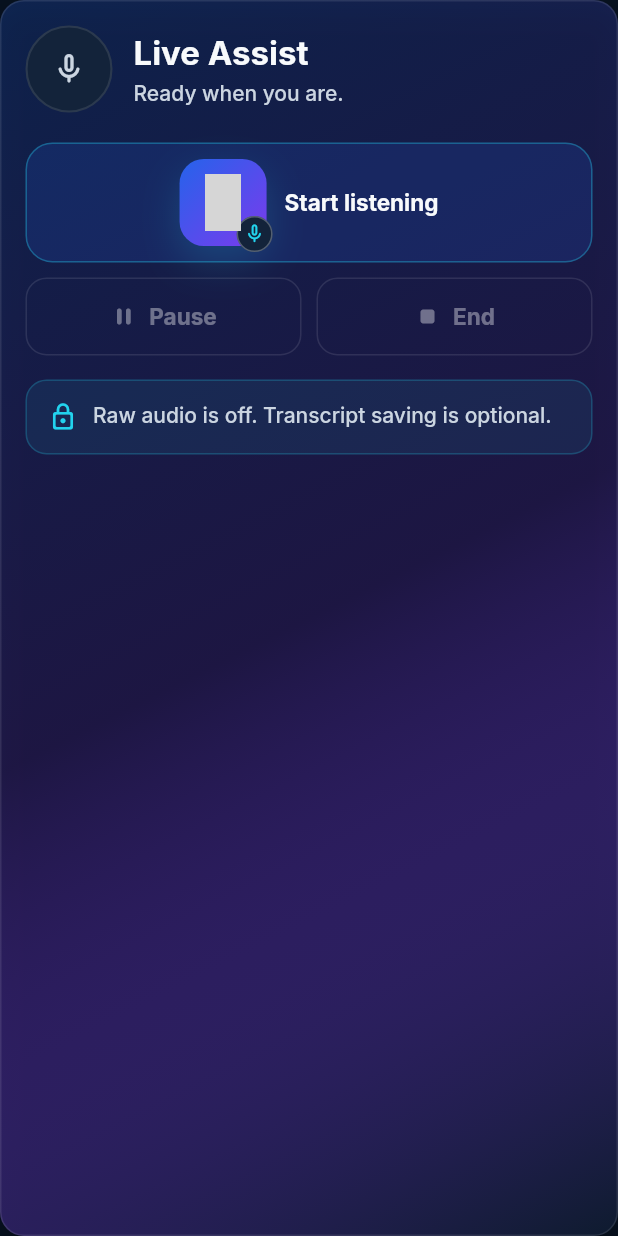
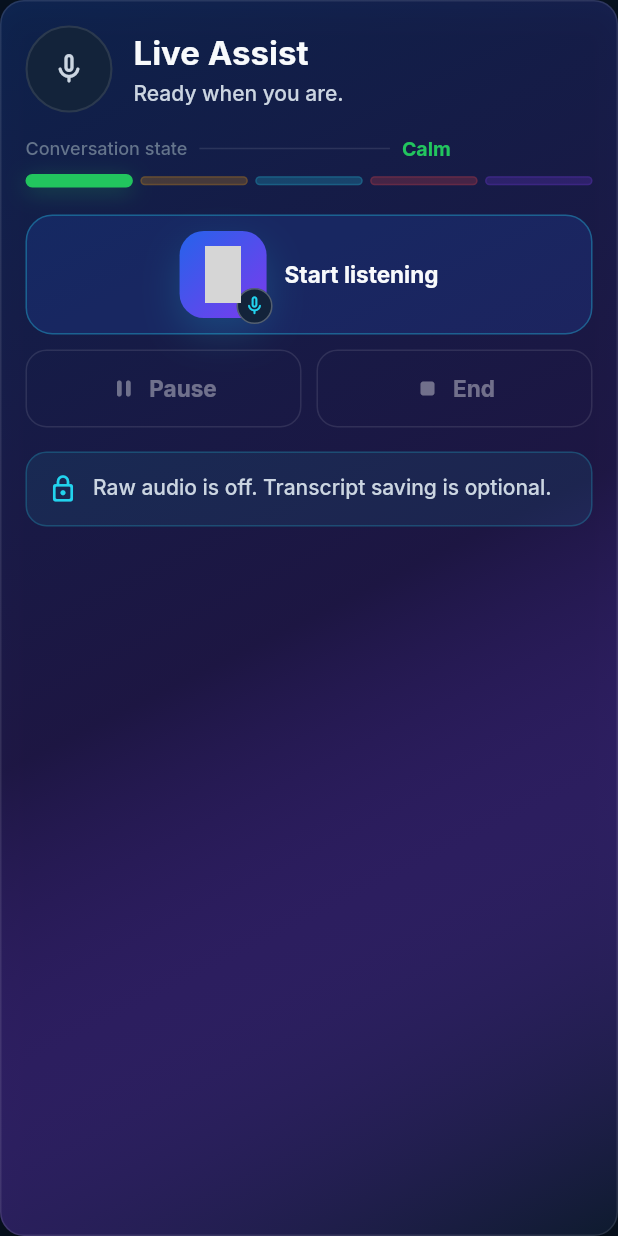
Before and after one commit to De-Omega-Point/Qivo-2027, a Flutter app: the ListeningPanel widget shown alone on an empty page, opened directly, on a phone screen of 412 x 824 dp. Run offline on Flutter 3.47's test engine with Material 3 defaults, Android fonts, the phone set to English and light mode, and no system bars; our stand-ins replace flutter_riverpod, google_fonts; grey boxes are pictures that could not be loaded.

Commit message:
Add live conversation state mood line

```diff
--- a/lib/features/live_assist/widgets/listening_panel.dart
+++ b/lib/features/live_assist/widgets/listening_panel.dart
@@ -4,6 +4,7 @@ import 'package:flutter_riverpod/flutter_riverpod.dart';
 import '../../../core/state/qivo_providers.dart';
 import '../../../core/theme/qivo_colours.dart';
 import '../../../core/utils/responsive.dart';
+import '../../../models/conversation_state.dart';
 import '../../shell/qivo_components.dart';
 
 class ListeningPanel extends ConsumerWidget {
@@ -51,7 +52,13 @@ class ListeningPanel extends ConsumerWidget {
               ),
             ],
           ),
-          const SizedBox(height: 20),
+          const SizedBox(height: 16),
+          _MoodLineIndicator(
+            current: live.conversationState,
+            compact: isMobile,
+            animate: !settings.reduceAnimations,
+          ),
+          const SizedBox(height: 18),
           if (isMobile)
             Column(
               crossAxisAlignment: CrossAxisAlignment.stretch,
@@ -125,6 +132,112 @@ class ListeningPanel extends ConsumerWidget {
       ListeningStatus.finished => 'Start new',
       _ => 'Restart',
     };
+  }
+}
+
+class _MoodLineIndicator extends StatelessWidget {
+  const _MoodLineIndicator({
+    required this.current,
+    required this.compact,
+    required this.animate,
+  });
+
+  final ConversationState current;
+  final bool compact;
+  final bool animate;
+
+  @override
+  Widget build(BuildContext context) {
+    final states = ConversationState.values;
+
+    return Semantics(
+      label: 'Current conversation state is ${current.label}',
+      child: Column(
+        crossAxisAlignment: CrossAxisAlignment.start,
+        children: [
+          Row(
+            children: [
+              Text(
+                'Conversation state',
+                style: Theme.of(context).textTheme.bodySmall,
+              ),
+              const SizedBox(width: 8),
+              Expanded(
+                child: Container(
+                  height: 1,
+                  color: QivoColours.border,
+                ),
+              ),
+              const SizedBox(width: 8),
+              Flexible(
+                child: Text(
+                  current.label,
+                  style: Theme.of(context).textTheme.labelMedium?.copyWith(
+                        color: current.color,
+                      ),
+                  overflow: TextOverflow.ellipsis,
+                  textAlign: TextAlign.right,
+                ),
+              ),
+            ],
+          ),
+          const SizedBox(height: 9),
+          Row(
+            children: [
+              for (var index = 0; index < states.length; index++) ...[
+                Expanded(
+                  child: _MoodSegment(
+                    state: states[index],
+                    selected: states[index] == current,
+                    compact: compact,
+                    animate: animate,
+                  ),
+                ),
+                if (index != states.length - 1) const SizedBox(width: 5),
+              ],
+            ],
+          ),
+        ],
+      ),
+    );
+  }
+}
+
+class _MoodSegment extends StatelessWidget {
+  const _MoodSegment({
+    required this.state,
+    required this.selected,
+    required this.compact,
+    required this.animate,
+  });
+
+  final ConversationState state;
+  final bool selected;
+  final bool compact;
+  final bool animate;
+
+  @override
+  Widget build(BuildContext context) {
+    return AnimatedContainer(
+      duration: animate ? const Duration(milliseconds: 240) : Duration.zero,
+      height: selected ? (compact ? 9 : 10) : (compact ? 6 : 7),
+      decoration: BoxDecoration(
+        color: selected ? state.color : state.color.withOpacity(0.22),
+        borderRadius: BorderRadius.circular(999),
+        border: Border.all(
+          color: selected ? state.color : state.color.withOpacity(0.18),
+        ),
+        boxShadow: selected
+            ? [
+                BoxShadow(
+                  color: state.color.withOpacity(0.28),
+                  blurRadius: 12,
+                  offset: const Offset(0, 3),
+                ),
+              ]
+            : null,
+      ),
+    );
   }
 }
 
```
